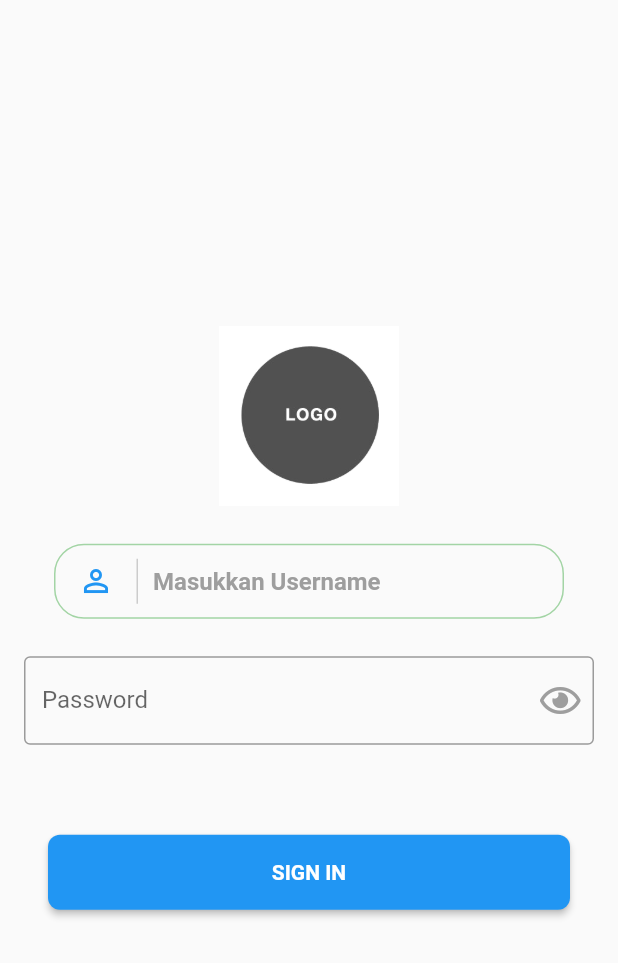
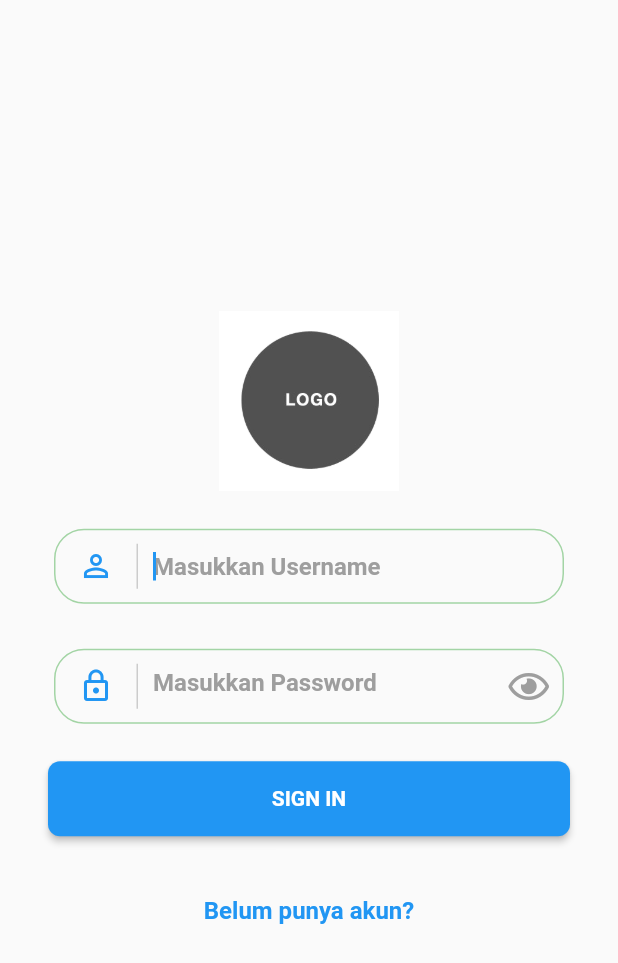
Before and after one commit to Winstheru/simple, a Flutter app: the screen it shows after launch, on a phone screen of 412 x 824 dp. Shown: the top 963 px of the screen. Run offline on Flutter 3.47's test engine with Material 2 defaults, Android fonts, the phone set to English and light mode, and no system bars; our stand-ins replace flushbar, font_awesome_flutter.

Commit message:
login page and register page done

```diff
--- a/lib/LoginForm.dart
+++ b/lib/LoginForm.dart
@@ -4,6 +4,7 @@ import 'package:simple/ContainerWH.dart';
 
 bool hide = true;
 Icon _icon = Icon(
+  //kalau pake underscore sebelum nama_variable berarti itu private variable
   FontAwesomeIcons.eye,
   color: Colors.grey,
 );
@@ -24,7 +25,6 @@ class _LoginFormState extends State<LoginForm> {
   final formKey = GlobalKey<FormState>(); //utk akses Form_State
   final mainKey = GlobalKey<ScaffoldState>();
 
-  String teks = "";
   @override
   @override
   Widget build(BuildContext context) {
@@ -33,7 +33,8 @@ class _LoginFormState extends State<LoginForm> {
       form.validate();
       if (form.validate()) {
         form.save();
-        Navigator.popAndPushNamed(context, 'home');  //navigasi dgn menggunakan route
+        Navigator.pushReplacementNamed(
+            context, 'home'); //navigasi dgn menggunakan route
       } else {
         print("belum memasukkan username atau password");
       }
@@ -101,7 +102,7 @@ class _LoginFormState extends State<LoginForm> {
                                 }
                               },
                               onSaved: (value) => _username = value,
-                              autofocus: false,
+                              autofocus: true,
                             ),
                           )
                         ],
@@ -110,12 +111,44 @@ class _LoginFormState extends State<LoginForm> {
                     SizedBox(
                       height: 20,
                     ),
-                    TextFormField(
+
+                    //bagian PASSWORD
+                    Container(
+                      //for making username circular border
+                      decoration: BoxDecoration(
+                          border: Border.all(
+                              color: Colors.green.withOpacity(0.5), width: 1.0),
+                          borderRadius: BorderRadius.circular(20.0)),
+                      margin: const EdgeInsets.symmetric(
+                          vertical: 5.0, horizontal: 20.0),
+                      child: Row(
+                        children: <Widget>[
+                          new Padding(
+                            padding: EdgeInsets.symmetric(
+                                vertical: 10.0, horizontal: 15.0),
+                            child: Icon(
+                              Icons.lock_outline,
+                              color: Theme.of(context).primaryColor,
+                            ),
+                          ),
+                          Container(
+                            //create horizontal line after the person image
+                            height: 30.0,
+                            width: 1.0,
+                            color: Colors.grey.withOpacity(0.5),
+                            margin:
+                                const EdgeInsets.only(left: 00.0, right: 10.0),
+                          ),
+                          Expanded(
+                            child: TextFormField(
                               obscureText: hide,
-                      keyboardType: TextInputType.text,
+                              style: TextStyle(
+                                  color: Colors.green[900],
+                                  fontWeight: FontWeight.bold),
                               decoration: InputDecoration(
-                        labelText: 'Password',
-                        border: OutlineInputBorder(),
+                                  border: InputBorder.none,
+                                  hintText: "Masukkan Password",
+                                  hintStyle: TextStyle(color: Colors.grey),
                                   suffixIcon: IconButton(
                                     icon: hide ? _icon : _icon2,
                                     onPressed: () {
@@ -124,20 +157,44 @@ class _LoginFormState extends State<LoginForm> {
                                         hide = !hide;
                                       });
                                     },
-                        ),
-                      ),
+                                  )),
+                              keyboardType: TextInputType.text,
                               validator: (value) {
                                 if (value.isEmpty) {
-                          return 'Silahkan masukkan Password';
+                                  return "Silahkan masukkan Password";
                                 }
                               },
                               onSaved: (value) => _password = value,
                             ),
+                          )
+                        ],
+                      ),
+                    ),
+                    // TextFormField(
+                    //   obscureText: hide,
+                    //   keyboardType: TextInputType.text,
+                    //   decoration: InputDecoration(
+                    //     labelText: 'Password',
+                    //     border: OutlineInputBorder(),
+                    //     suffixIcon: IconButton(
+                    //       icon: hide ? _icon : _icon2,
+                    //       onPressed: () {
+                    //         print("tekan");
+                    //         setState(() {
+                    //           hide = !hide;
+                    //         });
+                    //       },
+                    //     ),
+                    //   ),
+                    //   validator: (value) {
+                    //     if (value.isEmpty) {
+                    //       return 'Silahkan masukkan Password';
+                    //     }
+                    //   },
+                    //   onSaved: (value) => _password = value,
+                    // ),
                     SizedBox(
                       height: 20,
-                    ),
-                    SizedBox(
-                      height: 40,
                     ),
                     Container(
                         margin: EdgeInsets.symmetric(horizontal: 16),
@@ -155,6 +212,18 @@ class _LoginFormState extends State<LoginForm> {
                           shape: RoundedRectangleBorder(
                               borderRadius: BorderRadius.circular(8.0)),
                         )),
+                    SizedBox(
+                      height: 40,
+                    ),
+                    GestureDetector(
+                        onTap: register,
+                        child: Text(
+                          "Belum punya akun?",
+                          style: TextStyle(
+                              color: Colors.blue,
+                              fontWeight: FontWeight.bold,
+                              fontSize: 16),
+                        )),
                   ],
                 ),
               ),
@@ -164,4 +233,8 @@ class _LoginFormState extends State<LoginForm> {
       )),
     );
   }
+
+  register() {
+    return Navigator.pushNamed(context, 'register');
   }
+}
--- a/lib/Routes.dart
+++ b/lib/Routes.dart
@@ -1,4 +1,5 @@
 import 'package:flutter/material.dart';
+import 'package:simple/RegisterForm.dart';
 import 'Home.dart';
 import 'LoginForm.dart';
 
@@ -10,6 +11,8 @@ class Routes extends StatelessWidget {
       routes: <String, WidgetBuilder>{
         // format penulisan:   '/namaRoute' : (BuildContext context) => HalamanYangInginDituju(),
         'home' : (BuildContext context) => MyHomePage(),
+        'register' : (BuildContext context) => RegisterForm(),
+        'login' : (BuildContext context) => LoginForm(),
       },
     );
   }
--- a/lib/main.dart
+++ b/lib/main.dart
@@ -1,14 +1,17 @@
 import 'package:flutter/material.dart';
-import 'package:flutter/services.dart';
-import 'Home.dart';
 import 'Routes.dart';
 
 void main() => runApp(MyApp());
 
 class MyApp extends StatelessWidget {
+
   @override
   Widget build(BuildContext context) {
     return MaterialApp(
+      title: 'Flutter Demo',
+      theme: ThemeData(
+        primarySwatch: Colors.blue,
+      ),
       home: Routes(),
     );
   }
```
Also changed, not shown: lib/Home.dart (+9 -28 lines), lib/RegisterForm.dart (added, +154 -0 lines), lib/UserModel.dart (+20 -11 lines). Lines whose indentation alone changed are shown as unchanged.
